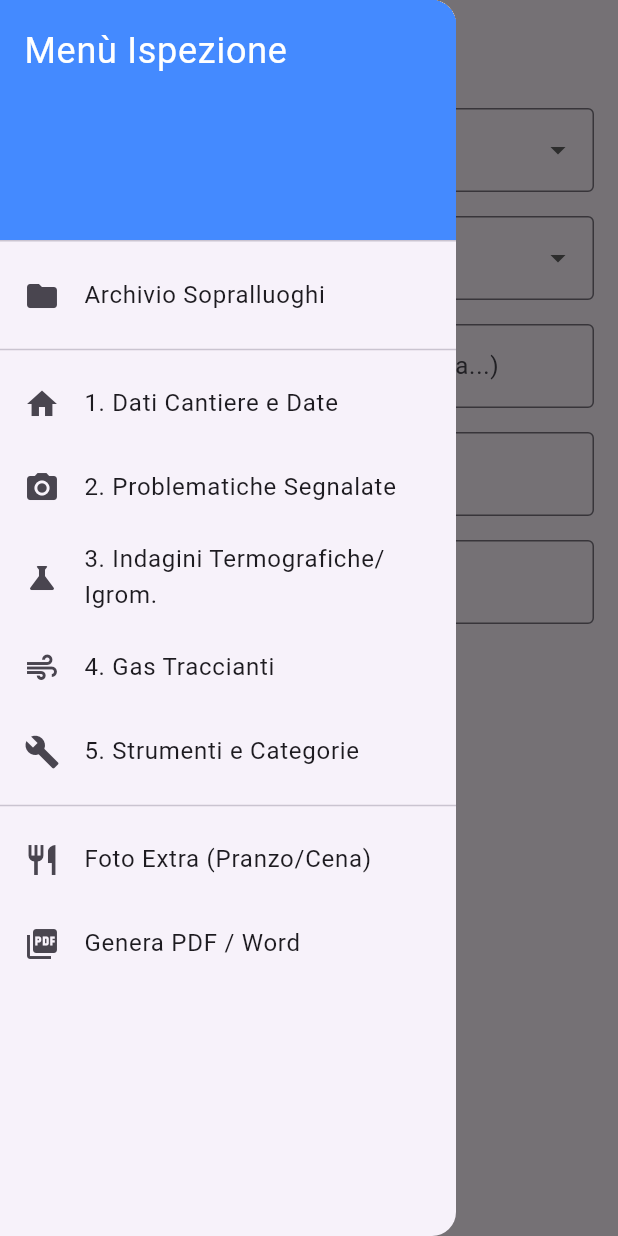
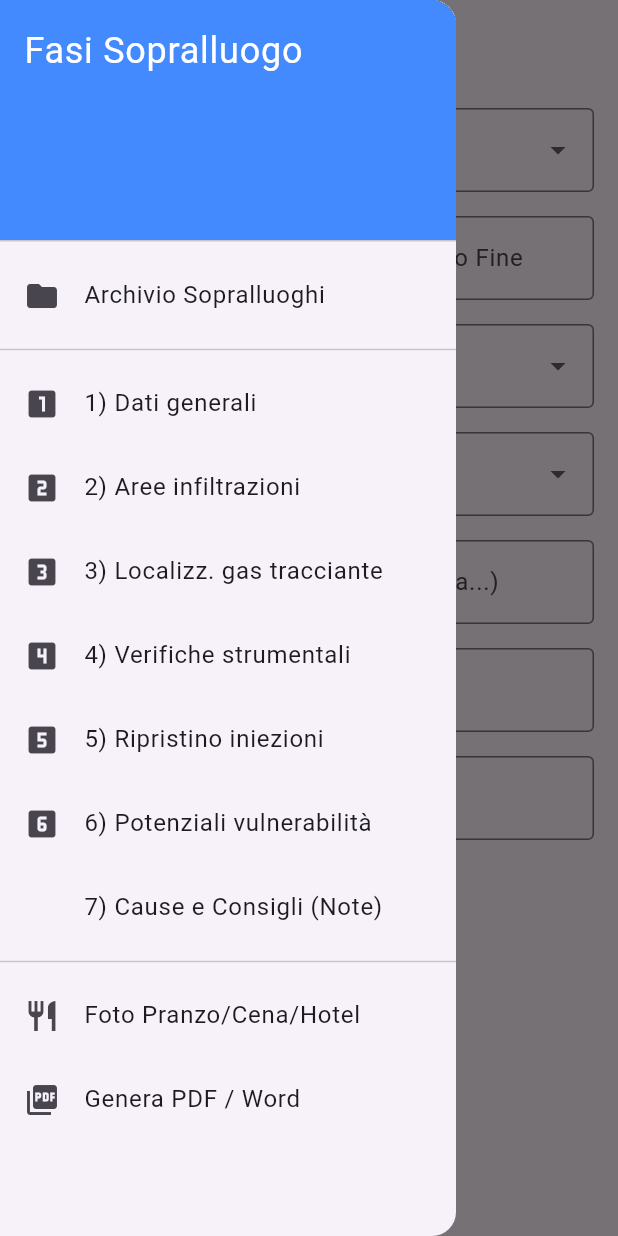
Before and after one commit to ricercaperditeinfiltrazioni/app_infiltrazioni, a Flutter app: the screen it shows after launch, with the side drawer open, on a phone screen of 412 x 824 dp. Run offline on Flutter 3.47's test engine with Material 3 defaults, Android fonts, the phone set to English and light mode, and no system bars; our stand-ins replace image_picker, shared_preferences.

Commit message:
Update dati_cantiere_screen.dart

```diff
--- a/lib/screens/dati_cantiere_screen.dart
+++ b/lib/screens/dati_cantiere_screen.dart
@@ -5,33 +5,26 @@ import 'problematiche_screen.dart';
 
 class DatiCantiereScreen extends StatefulWidget {
   const DatiCantiereScreen({super.key});
-
   @override
   State<DatiCantiereScreen> createState() => _DatiCantiereScreenState();
 }
 
 class _DatiCantiereScreenState extends State<DatiCantiereScreen> {
   final List<String> _titoliReferente = ['Sig.', 'Sig.ra', 'Ing.', 'Arch.', 'Geom.', 'Amministratore', 'Altro'];
+  final List<String> _tipiEdificio = ['Condominio', 'Abitazione singola', 'Box auto', 'Edificio Commerciale', 'Edificio Industriale', 'Altro'];
 
-  // Database fittizio per ora (poi lo collegheremo al JSON completo di tutti i comuni italiani)
   final List<Map<String, String>> _databaseComuni = [
     {'comune': 'Vicenza', 'provincia': 'VI', 'cap': '36100'},
     {'comune': 'Verona', 'provincia': 'VR', 'cap': '37100'},
-    {'comune': 'Padova', 'provincia': 'VR', 'cap': '35100'},
-    {'comune': 'Roma', 'provincia': 'RM', 'cap': '00100'},
-    {'comune': 'Milano', 'provincia': 'MI', 'cap': '20100'},
+    {'comune': 'Padova', 'provincia': 'PD', 'cap': '35100'},
   ];
 
   @override
   void initState() {
     super.initState();
-    // Imposta la data di oggi in automatico se è un nuovo sopralluogo
     WidgetsBinding.instance.addPostFrameCallback((_) {
       final p = Provider.of<RelazioneProvider>(context, listen: false);
-      if (p.dataSopralluogo.isEmpty) {
-        final oggi = DateTime.now();
-        p.aggiornaData("${oggi.day}/${oggi.month}/${oggi.year}");
-      }
+      if (p.dataSopralluogo.isEmpty) p.aggiornaData("${DateTime.now().day}/${DateTime.now().month}/${DateTime.now().year}");
     });
   }
 
@@ -40,26 +33,28 @@ class _DatiCantiereScreenState extends State<DatiCantiereScreen> {
     final provider = Provider.of<RelazioneProvider>(context);
 
     return Scaffold(
-      appBar: AppBar(title: const Text('Dati Cantiere')),
+      appBar: AppBar(title: const Text('1. Dati Generali')),
       drawer: Drawer(
         child: ListView(
           children: [
             const DrawerHeader(
               decoration: BoxDecoration(color: Colors.blueAccent),
-              child: Text('Menù Ispezione', style: TextStyle(color: Colors.white, fontSize: 24)),
+              child: Text('Fasi Sopralluogo', style: TextStyle(color: Colors.white, fontSize: 24)),
             ),
             ListTile(leading: const Icon(Icons.folder), title: const Text('Archivio Sopralluoghi'), onTap: () {}),
             const Divider(),
-            ListTile(leading: const Icon(Icons.home), title: const Text('1. Dati Cantiere e Date'), onTap: () => Navigator.pop(context)),
-            ListTile(leading: const Icon(Icons.camera_alt), title: const Text('2. Problematiche Segnalate'), onTap: () {
+            ListTile(leading: const Icon(Icons.looks_one), title: const Text('1) Dati generali'), onTap: () => Navigator.pop(context)),
+            ListTile(leading: const Icon(Icons.looks_two), title: const Text('2) Aree infiltrazioni'), onTap: () {
                 Navigator.pop(context);
                 Navigator.push(context, MaterialPageRoute(builder: (_) => const ProblematicheScreen()));
             }),
-            ListTile(leading: const Icon(Icons.science), title: const Text('3. Indagini Termografiche/Igrom.'), onTap: () {}),
-            ListTile(leading: const Icon(Icons.air), title: const Text('4. Gas Traccianti'), onTap: () {}),
-            ListTile(leading: const Icon(Icons.build), title: const Text('5. Strumenti e Categorie'), onTap: () {}),
+            ListTile(leading: const Icon(Icons.looks_3), title: const Text('3) Localizz. gas tracciante'), onTap: () {}),
+            ListTile(leading: const Icon(Icons.looks_4), title: const Text('4) Verifiche strumentali'), onTap: () {}),
+            ListTile(leading: const Icon(Icons.looks_5), title: const Text('5) Ripristino iniezioni'), onTap: () {}),
+            ListTile(leading: const Icon(Icons.looks_6), title: const Text('6) Potenziali vulnerabilità'), onTap: () {}),
+            ListTile(leading: const Icon(Icons.looks_3, color: Colors.transparent), title: const Text('7) Cause e Consigli (Note)'), onTap: () {}),
             const Divider(),
-            ListTile(leading: const Icon(Icons.restaurant), title: const Text('Foto Extra (Pranzo/Cena)'), onTap: () {}),
+            ListTile(leading: const Icon(Icons.restaurant), title: const Text('Foto Pranzo/Cena/Hotel'), onTap: () {}),
             ListTile(leading: const Icon(Icons.picture_as_pdf), title: const Text('Genera PDF / Word'), onTap: () {}),
           ],
         ),
@@ -69,40 +64,31 @@ class _DatiCantiereScreenState extends State<DatiCantiereScreen> {
         child: Column(
           crossAxisAlignment: CrossAxisAlignment.start,
           children: [
-            // Data automatica e durata
             Row(
               children: [
-                Expanded(
-                  child: TextFormField(
-                    key: Key(provider.dataSopralluogo),
-                    initialValue: provider.dataSopralluogo,
-                    decoration: const InputDecoration(labelText: 'Data Inizio', border: OutlineInputBorder(), prefixIcon: Icon(Icons.calendar_today)),
-                    onChanged: (val) => provider.aggiornaData(val),
-                  ),
-                ),
+                Expanded(child: TextFormField(key: Key(provider.dataSopralluogo), initialValue: provider.dataSopralluogo, decoration: const InputDecoration(labelText: 'Data Inizio', border: OutlineInputBorder(), prefixIcon: Icon(Icons.calendar_today)), onChanged: (val) => provider.aggiornaData(val))),
                 const SizedBox(width: 16),
-                Expanded(
-                  child: DropdownButtonFormField<String>(
-                    value: '1 Giorno',
-                    items: ['Mezza giornata', '1 Giorno', '2 Giorni', '3 Giorni', 'Altro'].map((t) => DropdownMenuItem(value: t, child: Text(t))).toList(),
-                    onChanged: (val) {},
-                    decoration: const InputDecoration(labelText: 'Durata', border: OutlineInputBorder()),
-                  ),
-                ),
+                Expanded(child: DropdownButtonFormField<String>(value: '1 Giorno', items: ['Mezza giornata', '1 Giorno', '2 Giorni', '3 Giorni', 'Altro'].map((t) => DropdownMenuItem(value: t, child: Text(t))).toList(), onChanged: (val) {}, decoration: const InputDecoration(labelText: 'Durata', border: OutlineInputBorder()))),
               ],
             ),
             const SizedBox(height: 16),
 
-            // Referente
-            DropdownButtonFormField<String>(
-              value: _titoliReferente.contains(provider.referente) ? provider.referente : 'Sig.',
-              items: _titoliReferente.map((t) => DropdownMenuItem(value: t, child: Text(t))).toList(),
-              onChanged: (val) => provider.aggiornaDato(nuovoReferente: val),
-              decoration: const InputDecoration(labelText: 'Referente', border: OutlineInputBorder()),
+            // Orario Inizio e Fine
+            Row(
+              children: [
+                Expanded(child: TextFormField(decoration: const InputDecoration(labelText: 'Orario Inizio', border: OutlineInputBorder(), prefixIcon: Icon(Icons.access_time)))),
+                const SizedBox(width: 16),
+                Expanded(child: TextFormField(decoration: const InputDecoration(labelText: 'Orario Fine', border: OutlineInputBorder(), prefixIcon: Icon(Icons.access_time)))),
+              ],
             ),
             const SizedBox(height: 16),
 
-            // Autocompletamento Comune
+            // Tipo Edificio e Referente
+            DropdownButtonFormField<String>(value: 'Condominio', items: _tipiEdificio.map((t) => DropdownMenuItem(value: t, child: Text(t))).toList(), onChanged: (val) {}, decoration: const InputDecoration(labelText: 'Tipologia Edificio', border: OutlineInputBorder())),
+            const SizedBox(height: 16),
+            DropdownButtonFormField<String>(value: _titoliReferente.contains(provider.referente) ? provider.referente : 'Sig.', items: _titoliReferente.map((t) => DropdownMenuItem(value: t, child: Text(t))).toList(), onChanged: (val) => provider.aggiornaDato(nuovoReferente: val), decoration: const InputDecoration(labelText: 'Referente', border: OutlineInputBorder())),
+            const SizedBox(height: 16),
+
             Autocomplete<Map<String, String>>(
               initialValue: TextEditingValue(text: provider.comune),
               optionsBuilder: (TextEditingValue textEditingValue) {
@@ -111,38 +97,22 @@ class _DatiCantiereScreenState extends State<DatiCantiereScreen> {
               },
               displayStringForOption: (option) => option['comune']!,
               onSelected: (Map<String, String> selezione) {
-                // Quando selezioni un comune, compila tutto in automatico!
-                provider.aggiornaDato(
-                  nuovoComune: selezione['comune'],
-                  nuovaProvincia: selezione['provincia'],
-                  nuovoCap: selezione['cap']
-                );
-                // Forza l'aggiornamento grafico
+                provider.aggiornaDato(nuovoComune: selezione['comune'], nuovaProvincia: selezione['provincia'], nuovoCap: selezione['cap']);
                 setState(() {});
               },
               fieldViewBuilder: (context, controller, focusNode, onEditingComplete) {
-                return TextField(
-                  controller: controller,
-                  focusNode: focusNode,
-                  decoration: const InputDecoration(labelText: 'Comune (Inizia a digitare es. Vicenza...)', border: OutlineInputBorder()),
-                  onChanged: (val) => provider.aggiornaDato(nuovoComune: val),
-                );
+                return TextField(controller: controller, focusNode: focusNode, decoration: const InputDecoration(labelText: 'Comune (Inizia a digitare es. Vicenza...)', border: OutlineInputBorder()), onChanged: (val) => provider.aggiornaDato(nuovoComune: val));
               },
             ),
             const SizedBox(height: 16),
 
-            // Campi Provincia e CAP che si auto-compilano
             Row(children: [
               Expanded(child: TextFormField(key: Key(provider.provincia), initialValue: provider.provincia, decoration: const InputDecoration(labelText: 'Provincia', border: OutlineInputBorder()), onChanged: (val) => provider.aggiornaDato(nuovaProvincia: val))),
               const SizedBox(width: 16),
               Expanded(child: TextFormField(key: Key(provider.cap), initialValue: provider.cap, decoration: const InputDecoration(labelText: 'CAP', border: OutlineInputBorder()), onChanged: (val) => provider.aggiornaDato(nuovoCap: val))),
             ]),
             const SizedBox(height: 16),
-            TextFormField(
-              initialValue: provider.viaCivico,
-              decoration: const InputDecoration(labelText: 'Via e Civico', border: OutlineInputBorder()),
-              onChanged: (val) => provider.aggiornaDato(nuovaVia: val),
-            ),
+            TextFormField(initialValue: provider.viaCivico, decoration: const InputDecoration(labelText: 'Via e Civico', border: OutlineInputBorder()), onChanged: (val) => provider.aggiornaDato(nuovaVia: val)),
           ],
         ),
       ),
```
